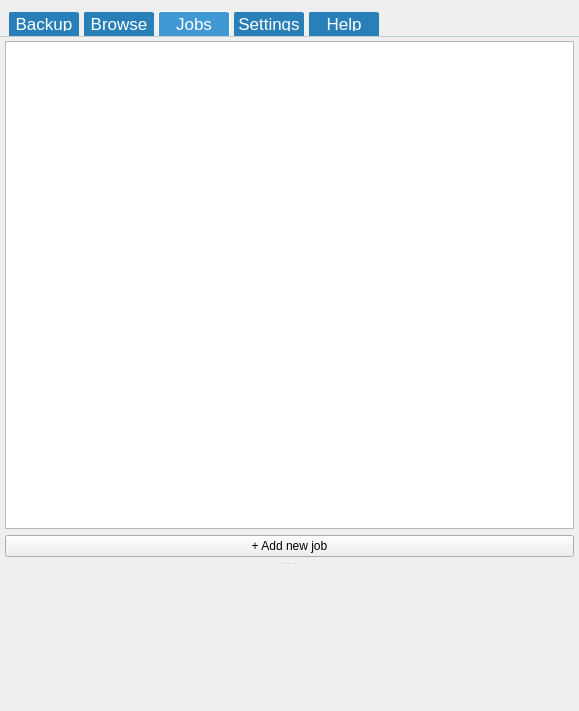
Old version of the form mainwindow.ui in the repository Tarsnap/tarsnap-gui.
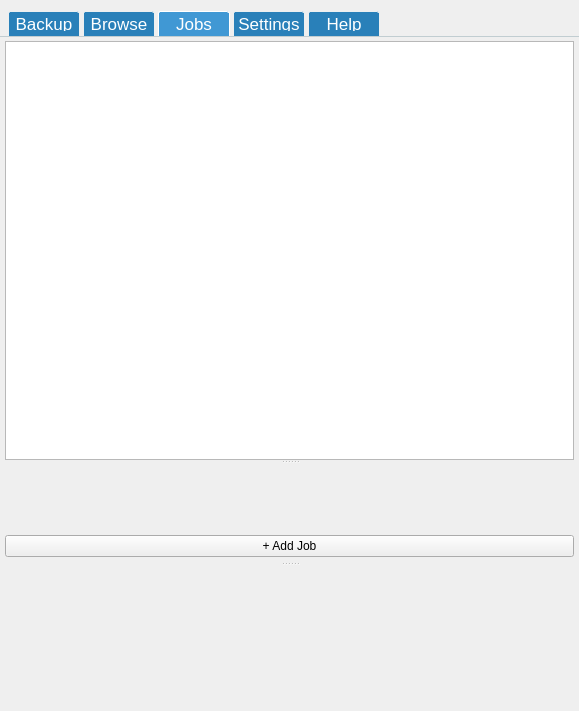
New version of the form. The open tabs and pages were chosen to show the change. Icons and pictures are not drawn. Custom widgets are drawn as their Qt base class.

Patch:
```diff
--- a/mainwindow.ui
+++ b/mainwindow.ui
@@ -728,6 +728,25 @@
             <number>5</number>
            </property>
            <item>
+            <widget class="QWidget" name="widget_3" native="true">
+             <layout class="QVBoxLayout" name="verticalLayout_5">
+              <property name="leftMargin">
+               <number>0</number>
+              </property>
+              <property name="topMargin">
+               <number>0</number>
+              </property>
+              <property name="rightMargin">
+               <number>0</number>
+              </property>
+              <property name="bottomMargin">
+               <number>0</number>
+              </property>
+              <item>
+               <widget class="QSplitter" name="splitter_2">
+                <property name="orientation">
+                 <enum>Qt::Vertical</enum>
+                </property>
             <widget class="JobsListWidget" name="jobsListWidget">
              <property name="styleSheet">
               <string notr="true">#jobsListWidget::item
@@ -751,12 +770,17 @@
              <property name="batchSize">
               <number>20</number>
              </property>
+                </widget>
+                <widget class="JobWidget" name="jobDetailsWidget" native="true"/>
+               </widget>
+              </item>
+             </layout>
             </widget>
            </item>
            <item>
             <widget class="QPushButton" name="addJobButton">
              <property name="text">
-              <string>+ Add new job</string>
+              <string>+ Add Job</string>
              </property>
             </widget>
            </item>
@@ -1885,6 +1909,12 @@
    <extends>QListWidget</extends>
    <header>jobslistwidget.h</header>
   </customwidget>
+  <customwidget>
+   <class>JobWidget</class>
+   <extends>QWidget</extends>
+   <header>jobwidget.h</header>
+   <container>1</container>
+  </customwidget>
  </customwidgets>
  <resources>
   <include location="resources.qrc"/>
```
Left out of the diff: 5 changed lines with no effect on the pictures. Lines whose indentation alone changed are shown as unchanged.
